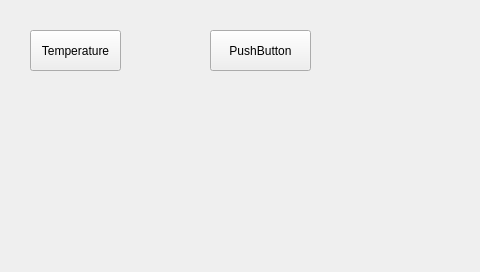
Old version of the form qt/curvedis/source/ui/mainwindow.ui in the repository zuokong2006/imx.
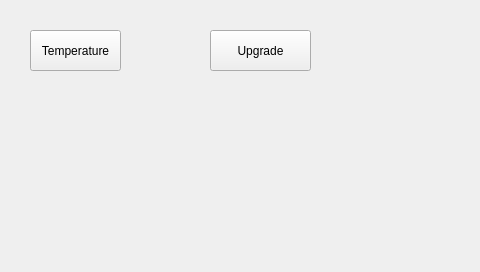
New version of the form.

The edit to the form file:
```diff
--- a/qt/curvedis/source/ui/mainwindow.ui
+++ b/qt/curvedis/source/ui/mainwindow.ui
@@ -42,7 +42,7 @@
     </rect>
    </property>
    <property name="text">
-    <string>PushButton</string>
+    <string>Upgrade</string>
    </property>
   </widget>
  </widget>
```
Left out of the diff: 2 changed lines with no effect on the pictures.
